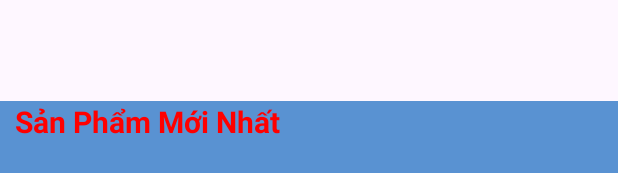
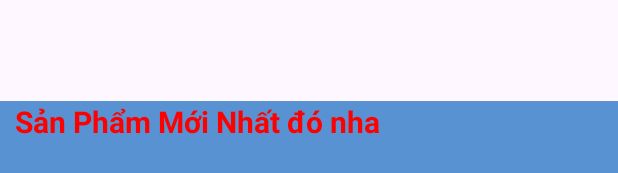
Before and after one commit to lethanhtuan04/LayoutGiay1, an Android app: the layout activity_main.xml on its own in the app's theme, with its tools: preview values and no code run, on a phone screen of 412 x 824 dp. Shown: the part 295-468 px from the top of the screen. Run offline under Robolectric (Android 15) with nearby library versions, the phone set to English and light mode, and no system bars.

```diff
--- a/app/src/main/res/layout/activity_main.xml
+++ b/app/src/main/res/layout/activity_main.xml
@@ -39,7 +39,7 @@
                     android:layout_marginLeft="10dp"
                     android:textColor="#ff0000"
                     android:textStyle="bold"
-                    android:text="Sản Phẩm Mới Nhất"
+                    android:text="Sản Phẩm Mới Nhất đó nha"
                     android:layout_width="wrap_content"
                     android:layout_height="wrap_content">
 
```
